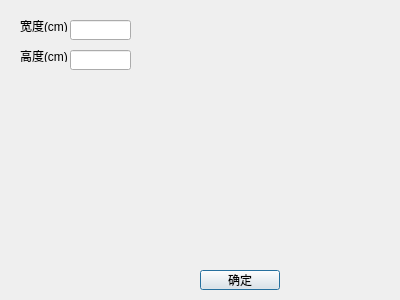
Above: new_ps_file.ui from CovMat/GMT-mini-GUI before the change. Below: the same form after it.
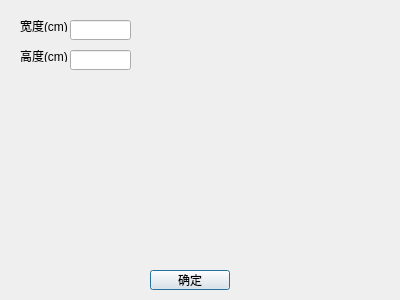
That is the form after the change.

What changed in the file:
```diff
--- a/new_ps_file.ui
+++ b/new_ps_file.ui
@@ -62,7 +62,7 @@
   <widget class="QPushButton" name="ok_button">
    <property name="geometry">
     <rect>
-     <x>200</x>
+     <x>150</x>
      <y>270</y>
      <width>80</width>
      <height>20</height>
```
